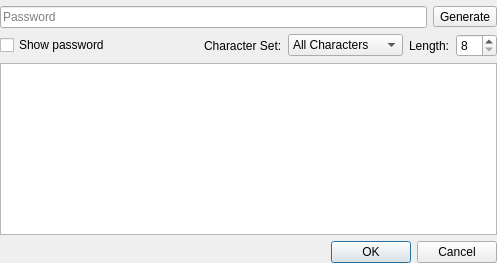
Before: the Qt Designer form passworddialog.ui in IJHack/QtPass, drawn with Qt 5.
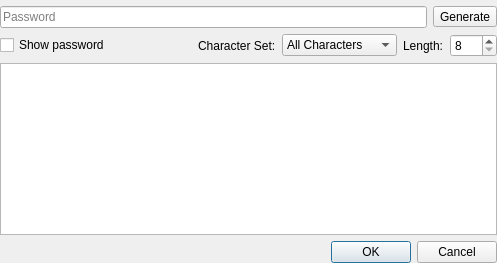
After: the same form once the commit is applied.

Commit message: Increase maximum password length to 255 as fixed in configdialog by @vladimiroff

```diff
--- a/passworddialog.ui
+++ b/passworddialog.ui
@@ -145,6 +145,9 @@
           <property name="minimum">
            <number>8</number>
           </property>
+          <property name="maximum">
+           <number>255</number>
+          </property>
          </widget>
         </item>
        </layout>
```
